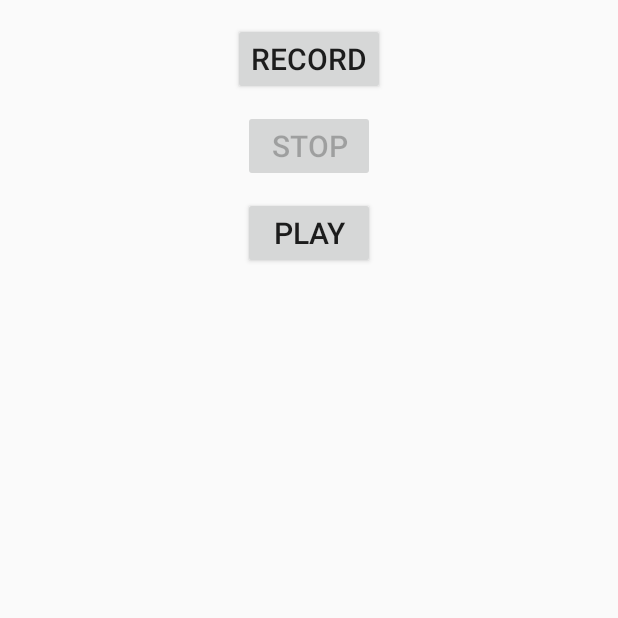
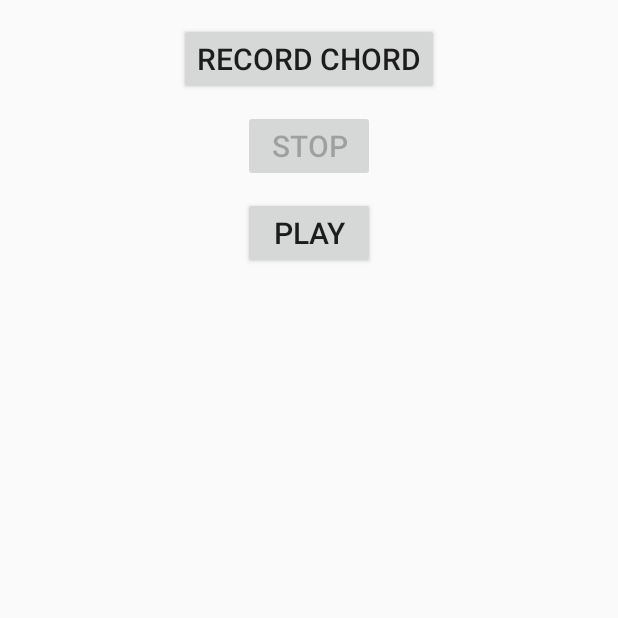
Before and after one commit to jpcarre76/ChordRecognition, an Android app: the screen it shows after launch (SoundRecordingExample2 before the commit, AudioRecordActivity after it), on a phone screen of 412 x 824 dp, the top half of it. Run offline under Robolectric (Android 15) with nearby library versions, the phone set to English and light mode, and no system bars.

Commit message:
Fixing many changes

```diff
--- a/app/src/main/AndroidManifest.xml
+++ b/app/src/main/AndroidManifest.xml
@@ -14,14 +14,14 @@
         android:theme="@style/AppTheme">
 
         <activity
-            android:name=".SoundRecordingExample2"
+            android:name=".AudioRecordActivity"
             android:label="@string/app_name"
             android:theme="@style/AppTheme.NoActionBar"
-            android:parentActivityName=".SoundRecordingExample2">
+            android:parentActivityName=".AudioRecordActivity">
             <!-- The meta-data tag is required if you support API level 15 and lower -->
             <meta-data
                 android:name="android.support.PARENT_ACTIVITY"
-                android:value=".SoundRecordingExample2" />
+                android:value=".AudioRecordActivity" />
             <intent-filter>
                 <action android:name="android.intent.action.MAIN" />
                 <category android:name="android.intent.category.LAUNCHER" />
--- a/app/src/main/java/com/example/chordrecognition/ChordRecognition.java
+++ b/app/src/main/java/com/example/chordrecognition/ChordRecognition.java
@@ -68,7 +68,7 @@ public class ChordRecognition {
                   maxSimilartyFileName = child;
               }
           }
-          Toast.makeText(context, "Chord is", Toast.LENGTH_LONG).show();
+          Toast.makeText(context, "Chord is " + maxSimilartyFileName, Toast.LENGTH_LONG).show();
           Log.i(TAG,"Chord is " + maxSimilartyFileName);
           Log.i(TAG,"Similarity is " + maxSimilarity);
 
--- a/app/src/main/res/layout/activity_main.xml
+++ b/app/src/main/res/layout/activity_main.xml
@@ -3,17 +3,18 @@
     xmlns:tools="http://schemas.android.com/tools"
     android:layout_width="match_parent"
     android:layout_height="match_parent"
-    tools:context="com.example.chordrecognition.MainActivity">
+    tools:context="com.example.chordrecognition.AudioRecordActivity">
+
     <ImageView
-        android:layout_width="250dp"
-        android:layout_height="250dp"
-        android:layout_centerHorizontal="true"
-        android:layout_marginTop="20dp"
-        android:id="@+id/logo"/>
+        android:id="@+id/logo"
+        android:layout_width="266dp"
+        android:layout_height="423dp"
+        android:layout_marginTop="20dp" />
+
     <Button
         android:layout_width="wrap_content"
         android:layout_height="wrap_content"
-        android:text="Record"
+        android:text="Record Chord"
         android:textSize="20sp"
         android:id="@+id/record"
         android:layout_centerHorizontal="true"
```
Also changed, not shown: app/src/main/java/com/example/chordrecognition/AudioRecordActivity.java (renamed from app/src/main/java/com/example/chordrecognition/SoundRecordingExample2.java, +25 -30 lines).
